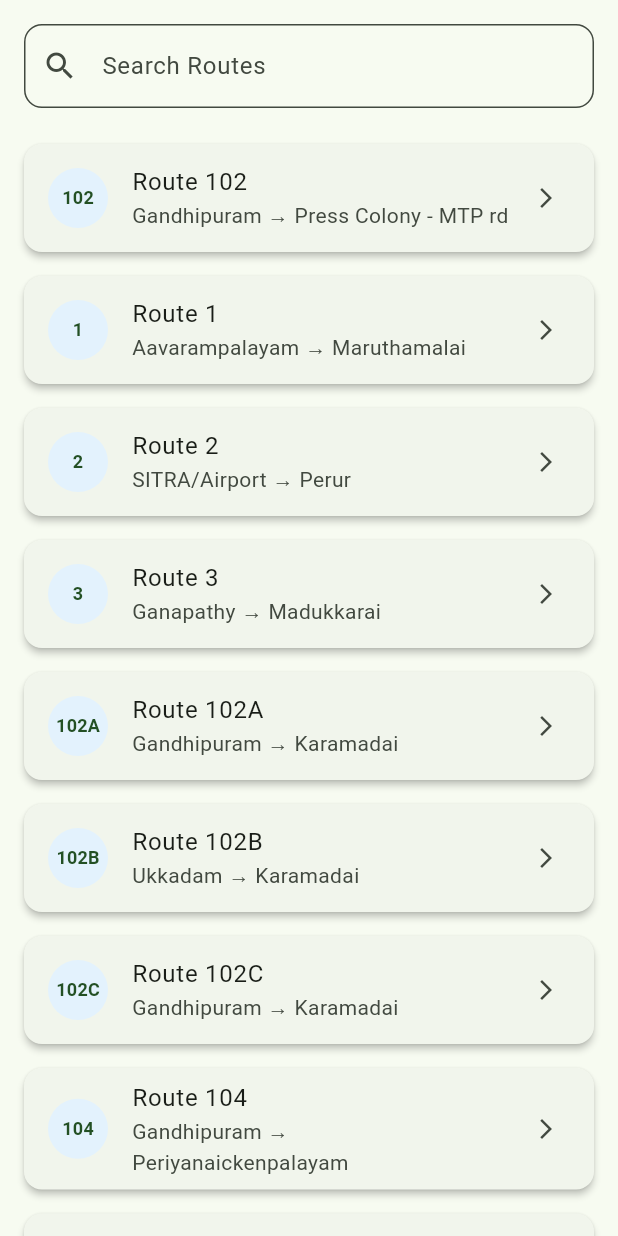
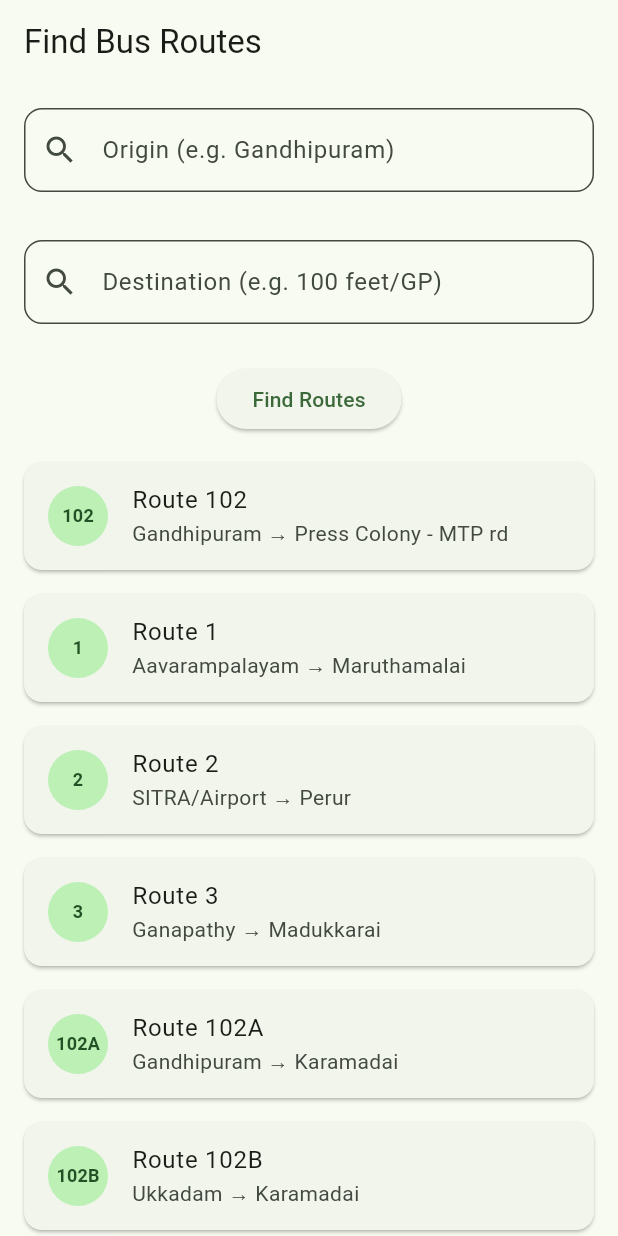
Before and after one commit to fosszil/koway, a Flutter app: the screen it shows after launch, on a phone screen of 412 x 824 dp. Run offline on Flutter 3.47's test engine with Material 3 defaults, Android fonts, the phone set to English and light mode, and no system bars.

Commit message:
implemented search between stops screen

```diff
--- a/koway/lib/main.dart
+++ b/koway/lib/main.dart
@@ -1,5 +1,7 @@
 import 'package:flutter/material.dart';
 import 'screens/route_list.dart';
+import 'screens/route_search.dart';
+
 import 'services/route_service.dart';
 void main() async {
   WidgetsFlutterBinding.ensureInitialized();
@@ -22,7 +24,7 @@ class KowayTravel extends StatelessWidget{
         colorScheme: ColorScheme.fromSeed(seedColor: Colors.green),
         useMaterial3: true,
       ),
-      home: const RoutesListScreen(),
+      home: const RouteSearchScreen(),
     );
   }
 }
--- /dev/null
+++ b/koway/lib/screens/route_search.dart
@@ -0,0 +1,168 @@
+import 'package:flutter/material.dart';
+import '../models/bus_routes.dart';
+import '../services/route_service.dart';
+import '../screens/route_detail_screen.dart';
+import '../widgets/search_field.dart';
+
+class RouteSearchScreen extends StatefulWidget {
+  const RouteSearchScreen({super.key});
+
+  @override
+  State<RouteSearchScreen> createState() => _RouteSearchScreenState();
+}
+
+class _RouteSearchScreenState extends State<RouteSearchScreen> {
+  final TextEditingController _originController = TextEditingController();
+  final TextEditingController _destController = TextEditingController();
+
+  List<BusRoute> _allRoutes = [];
+  List<BusRoute> _filteredRoutes = [];
+  bool _isLoading = true;
+  bool _hasSearched = false;
+
+  @override
+  void initState() {
+    super.initState();
+    _loadData();
+  }
+
+  void _loadData() async {
+    await RouteService.instance.fetchAllRoutes();
+
+    final routes = await RouteService.instance.fetchAllRoutes();
+
+    if (mounted) {
+      setState(() {
+        _allRoutes = routes;
+        _filteredRoutes = routes;
+        _isLoading = false;
+      });
+    }
+  }
+
+  void _handleSearch() {
+    FocusScope.of(context).unfocus();
+
+    String origin = _originController.text.trim();
+    String dest = _destController.text.trim();
+
+    if (origin.isEmpty || dest.isEmpty) {
+      ScaffoldMessenger.of(context).showSnackBar(
+        const SnackBar(content: Text("Please enter both locations")),
+      );
+      return;
+    }
+
+    setState(() {
+      _isLoading = true;
+      _hasSearched = true;
+    });
+
+    List<String> matchingIds = RouteService.instance.findRoutesBetween(
+      origin,
+      dest,
+    );
+    print("Found IDs: $matchingIds");
+
+    if (matchingIds.isEmpty) {
+      setState(() {
+        _filteredRoutes = [];
+        _isLoading = false;
+      });
+      return;
+    }
+
+    Set<String> idSet = matchingIds.toSet();
+
+    List<BusRoute> results = _allRoutes.where((busRoute) {
+      return idSet.contains(busRoute.routeNumber.trim());
+    }).toList();
+
+    setState(() {
+      _filteredRoutes = results;
+      _isLoading = false;
+    });
+  }
+
+  @override
+  Widget build(BuildContext context) {
+    return Scaffold(
+      appBar: AppBar(title: const Text("Find Bus Routes")),
+      body: Column(
+        children: [
+          Padding(
+            padding: const EdgeInsets.all(16),
+            child: SearchField(
+              label: "Origin (e.g. Gandhipuram)",
+              controller: _originController,
+              onSubmitted: _handleSearch,
+            ),
+          ),
+          Padding(
+            padding: const EdgeInsets.all(16),
+            child: SearchField(
+              label: "Destination (e.g. 100 feet/GP)",
+              controller: _destController,
+              onSubmitted: _handleSearch,
+            ),
+          ),
+          Padding(
+            padding: const EdgeInsets.all(10),
+            child: ElevatedButton(
+              onPressed: _handleSearch,
+              child: const Text('Find Routes'),
+            ),
+          ),
+          Expanded(
+            child: _isLoading
+                ? const Center(child: CircularProgressIndicator())
+                : _filteredRoutes.isEmpty
+                ? Center(
+                    child: Text(
+                      _hasSearched
+                          ? "No Routes Found"
+                          : "Enter stops to search",
+                    ),
+                  )
+                : ListView.builder(
+                    itemCount: _filteredRoutes.length,
+                    itemBuilder: (context, index) {
+                      final route = _filteredRoutes[index];
+                      return Card(
+                        margin: const EdgeInsets.symmetric(
+                          horizontal: 16,
+                          vertical: 8,
+                        ),
+                        child: ListTile(
+                          leading: CircleAvatar(
+                            child: Text(
+                              route.routeNumber,
+                              style: const TextStyle(
+                                fontSize: 12,
+                                fontWeight: FontWeight.bold,
+                              ),
+                            ),
+                          ),
+                          title: Text("Route ${route.routeNumber}"),
+                          subtitle: Text(
+                            "${route.origin} → ${route.destination}",
+                          ),
+                          onTap: () {
+                            Navigator.push(
+                              context,
+                              MaterialPageRoute(
+                                builder: (context) =>
+                                    RouteDetailScreen(route: route),
+                              ),
+                            );
+                          },
+                        ),
+                      );
+                    },
+                  ),
+          ),
+        ],
+      ),
+    );
+  }
+}
--- a/koway/pubspec.yaml
+++ b/koway/pubspec.yaml
@@ -60,6 +60,7 @@ flutter:
   # To add assets to your application, add an assets section, like this:
   assets:
      - assets/routes.json
+     - assets/hashed_routes.json
   #   - images/a_dot_ham.jpeg
 
   # An image asset can refer to one or more resolution-specific "variants", see
```
Also changed, not shown: koway/lib/services/route_service.dart (+53 -20 lines).
